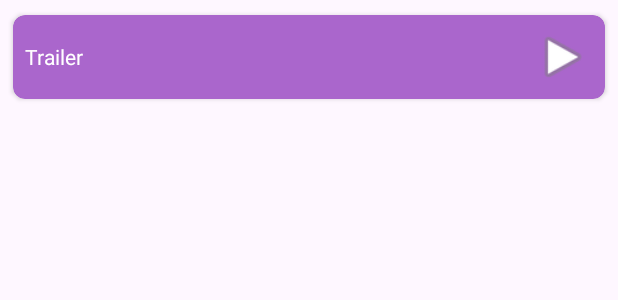
After one commit to TDB-star/Movies, an Android app: the layout trailer_item.xml on its own in the app's theme, with its tools: preview values and no code run, on a phone screen of 412 x 824 dp. The commit adds this screen. Shown: the top 300 px of the screen. Run offline under Robolectric (Android 15) with nearby library versions, the phone set to English and light mode, and no system bars; network calls fail.

Commit message:
feature: realised trailers loading

```diff
--- a/app/src/main/java/com/example/movies/ApiService.java
+++ b/app/src/main/java/com/example/movies/ApiService.java
@@ -2,9 +2,13 @@ package com.example.movies;
 
 import io.reactivex.rxjava3.core.Single;
 import retrofit2.http.GET;
+import retrofit2.http.Path;
 import retrofit2.http.Query;
 
 public interface ApiService {
     @GET("movie?token=281KYP4-NV4MRQR-KDPV1E7-CHPW68E&rating.imdb=4-10&sortField=votes.kp&sortType=-1&limit=30")
     Single<MovieResponse> loadMovies(@Query("page") int page);
+
+    @GET("movie/{id}?token=281KYP4-NV4MRQR-KDPV1E7-CHPW68E")
+    Single<TrailerResponse> loadTrailers(@Path("id") int id);
 }
--- /dev/null
+++ b/app/src/main/res/layout/trailer_item.xml
@@ -0,0 +1,38 @@
+<?xml version="1.0" encoding="utf-8"?>
+<androidx.cardview.widget.CardView xmlns:android="http://schemas.android.com/apk/res/android"
+    android:layout_width="match_parent"
+    android:layout_height="wrap_content"
+    xmlns:app="http://schemas.android.com/apk/res-auto"
+    app:cardBackgroundColor="@android:color/holo_purple"
+    app:cardCornerRadius="8dp"
+    android:layout_margin="4dp"
+    app:cardUseCompatPadding="true"
+    >
+
+    <LinearLayout
+        android:layout_width="match_parent"
+        android:layout_height="wrap_content"
+        android:gravity="center"
+        android:orientation="horizontal"
+        android:padding="8dp">
+
+        <TextView
+            android:id="@+id/textViewTrailerName"
+            android:layout_width="0dp"
+            android:layout_weight="1"
+            android:layout_height="wrap_content"
+            android:text="@string/trailer"
+            android:textStyle="normal"
+            android:textColor="@color/white" />
+
+
+        <ImageView
+            android:id="@+id/imageViewPlay"
+            android:layout_width="40dp"
+            android:layout_height="40dp"
+            android:src="@android:drawable/ic_media_play"
+            android:contentDescription="@null" />
+
+    </LinearLayout>
+
+</androidx.cardview.widget.CardView>
--- a/app/src/main/res/values/strings.xml
+++ b/app/src/main/res/values/strings.xml
@@ -1,3 +1,4 @@
 <resources>
     <string name="app_name">Movies</string>
+    <string name="trailer">Trailer</string>
 </resources>
```
Also changed, not shown: app/src/main/java/com/example/movies/MainActivity.java (+9 -0 lines), app/src/main/java/com/example/movies/MovieDetailActivity.java (+55 -4 lines), app/src/main/java/com/example/movies/MovieDetailViewModel.java (added, +64 -0 lines), app/src/main/java/com/example/movies/MoviesAdapter.java (+18 -0 lines), app/src/main/java/com/example/movies/Trailer.java (added, +31 -0 lines), app/src/main/java/com/example/movies/TrailerResponse.java (added, +23 -0 lines), app/src/main/java/com/example/movies/TrailersAdapter.java (added, +74 -0 lines), app/src/main/java/com/example/movies/TrailersList.java (added, +25 -0 lines), app/src/main/res/layout/activity_movie_detail.xml (+18 -8 lines).
